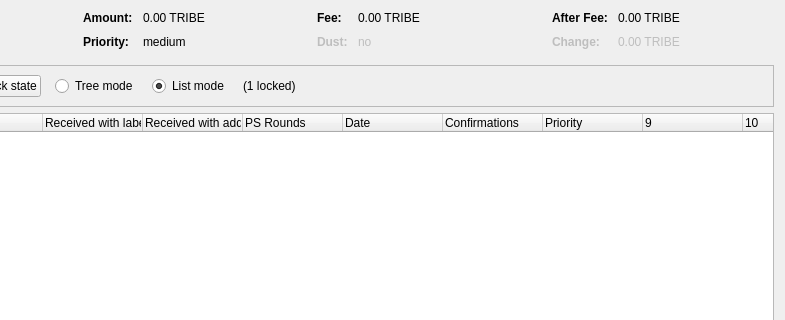
The window that src/qt/forms/coincontroldialog.ui (TribeCrypto/tribe) describes before a commit, drawn with Qt 5; both pictures show x 169 to 954 and y 0 to 320 of the 954 by 500 pixel window.
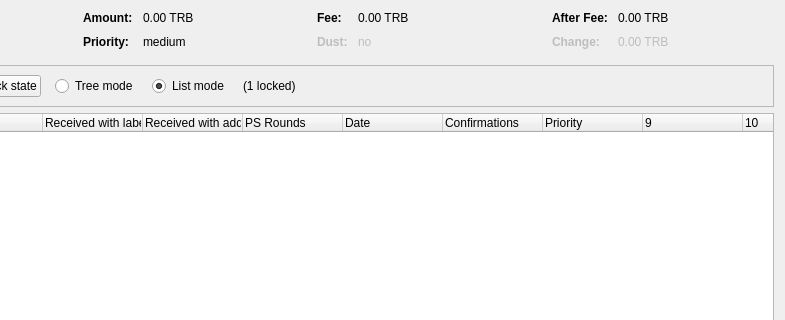
The same window after the commit. Custom widgets are drawn as their Qt base class.

Diff of the .ui file:
```diff
--- a/src/qt/forms/coincontroldialog.ui
+++ b/src/qt/forms/coincontroldialog.ui
@@ -132,7 +132,7 @@
           <enum>Qt::ActionsContextMenu</enum>
          </property>
          <property name="text">
-          <string notr="true">0.00 TRIBE</string>
+          <string notr="true">0.00 TRB</string>
          </property>
          <property name="textInteractionFlags">
           <set>Qt::LinksAccessibleByMouse|Qt::TextSelectableByKeyboard|Qt::TextSelectableByMouse</set>
@@ -206,7 +206,7 @@
           <enum>Qt::ActionsContextMenu</enum>
          </property>
          <property name="text">
-          <string notr="true">0.00 TRIBE</string>
+          <string notr="true">0.00 TRB</string>
          </property>
          <property name="textInteractionFlags">
           <set>Qt::LinksAccessibleByMouse|Qt::TextSelectableByKeyboard|Qt::TextSelectableByMouse</set>
@@ -286,7 +286,7 @@
           <enum>Qt::ActionsContextMenu</enum>
          </property>
          <property name="text">
-          <string notr="true">0.00 TRIBE</string>
+          <string notr="true">0.00 TRB</string>
          </property>
          <property name="textInteractionFlags">
           <set>Qt::LinksAccessibleByMouse|Qt::TextSelectableByKeyboard|Qt::TextSelectableByMouse</set>
@@ -321,7 +321,7 @@
           <enum>Qt::ActionsContextMenu</enum>
          </property>
          <property name="text">
-          <string notr="true">0.00 TRIBE</string>
+          <string notr="true">0.00 TRB</string>
          </property>
          <property name="textInteractionFlags">
           <set>Qt::LinksAccessibleByMouse|Qt::TextSelectableByKeyboard|Qt::TextSelectableByMouse</set>
```
